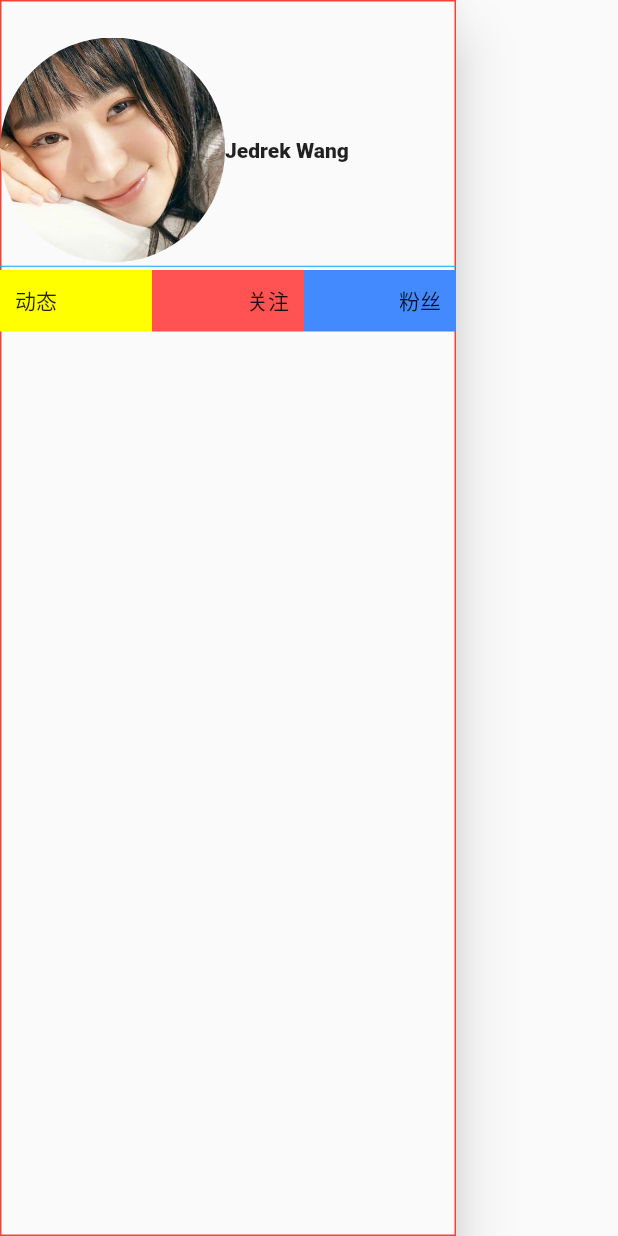
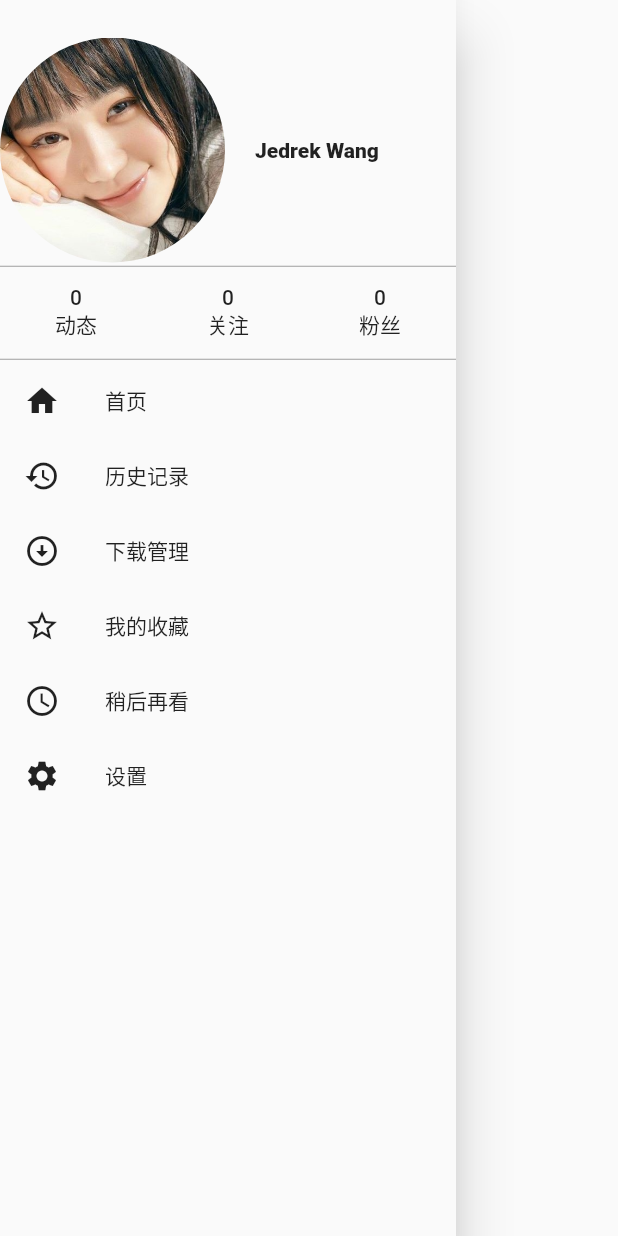
Before and after one commit to JedrekWang/Focus, a Flutter app: the MyDrawer widget shown alone on an empty page, opened directly, on a phone screen of 412 x 824 dp. Run offline on Flutter 3.47's test engine with Material 2 defaults, Android fonts, the phone set to English and light mode, and no system bars; missing offline and left inert: mustache.

Commit message:
新增抽屉栏的配置项

```diff
--- a/lib/widget/drawer.dart
+++ b/lib/widget/drawer.dart
@@ -4,13 +4,22 @@ import 'package:flutter/material.dart';
 class MyDrawer extends StatelessWidget {
   @override
   Widget build(BuildContext context) {
+    List configs = [
+      {"text": "首页", "label": Icons.home},
+      {"text": "历史记录", "label": Icons.history},
+      {"text": "下载管理", "label": Icons.arrow_circle_down},
+      {"text": "我的收藏", "label": Icons.star_border},
+      {"text": "稍后再看", "label": Icons.watch_later_outlined},
+      {"text": "设置", "label": Icons.settings},
+    ];
+
     return Drawer(
       child: MediaQuery.removePadding(
         context: context,
         removeTop: true,
         child: DecoratedBox(
           decoration: BoxDecoration(
-            border: Border.all(color: Colors.red),
+            // border: Border.all(color: Colors.red),
           ),
           child: Column(
             crossAxisAlignment: CrossAxisAlignment.start,
@@ -19,6 +28,7 @@ class MyDrawer extends StatelessWidget {
               Row(
                 children: [
                   Avatar(),
+                  SizedBox(width: 20),
                   Text(
                     "Jedrek Wang",
                     style: TextStyle(fontWeight: FontWeight.w800),
@@ -27,7 +37,7 @@ class MyDrawer extends StatelessWidget {
               ),
               Divider(
                 height: 5,
-                color: Colors.lightBlue,
+                color: Colors.grey,
               ),
               Column(
                 children: [
@@ -35,30 +45,54 @@ class MyDrawer extends StatelessWidget {
                     direction: Axis.horizontal,
                     children: [
                       Expanded(
-                        child: Container(
-                          color: Colors.yellowAccent,
-                          padding: EdgeInsets.all(10),
-                          child: Text("动态"),
+                          child: FlatButton(
+                        padding:
+                            EdgeInsets.symmetric(horizontal: 20, vertical: 10),
+                        onPressed: () {},
+                        child: Column(
+                          children: [Text("0"), Text("动态")],
                         ),
-                      ),
+                      )),
                       Expanded(
-                        child: Container(
-                          color: Colors.redAccent,
-                          padding: EdgeInsets.all(10),
-                          child: Text("关注", textAlign: TextAlign.right,),
+                          child: FlatButton(
+                        onPressed: () {},
+                        child: Column(
+                          children: [Text("0"), Text("关注")],
                         ),
-                      ),
+                      )),
                       Expanded(
-                        child: Container(
-                          color: Colors.blueAccent,
-                          padding: EdgeInsets.all(10),
-                          child: Text("粉丝", textAlign: TextAlign.right,),
+                          child: FlatButton(
+                        onPressed: () {},
+                        child: Column(
+                          children: [Text("0"), Text("粉丝")],
                         ),
-                      )
+                      ))
                     ],
                   )
                 ],
-              )
+              ),
+              Divider(
+                height: 5,
+                color: Colors.grey,
+              ),
+              Expanded(
+                  child: ListView.builder(
+                itemBuilder: (context, index) {
+                  return SizedBox(
+                      height: 50,
+                      child: FlatButton(
+                        child: Row(
+                          children: [
+                            Icon(configs[index]["label"]),
+                            SizedBox(width: 30),
+                            Text(configs[index]["text"])
+                          ],
+                        ),
+                        onPressed: () {},
+                      ));
+                },
+                itemCount: configs.length,
+              ))
             ],
           ),
         ),
```
